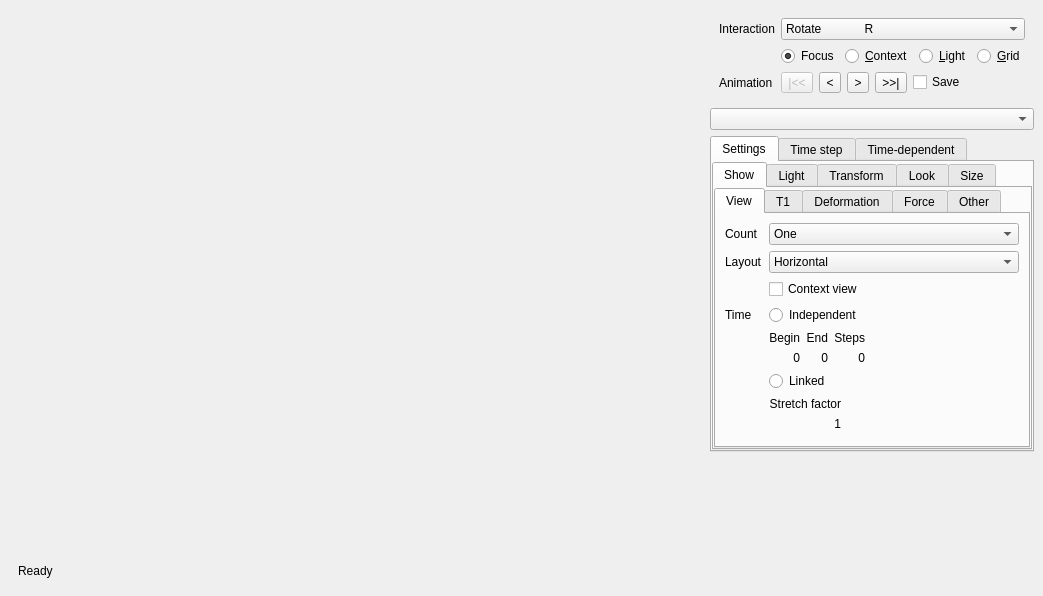
Qt form MainWindow.ui (danlipsa/foamvis) before a commit.
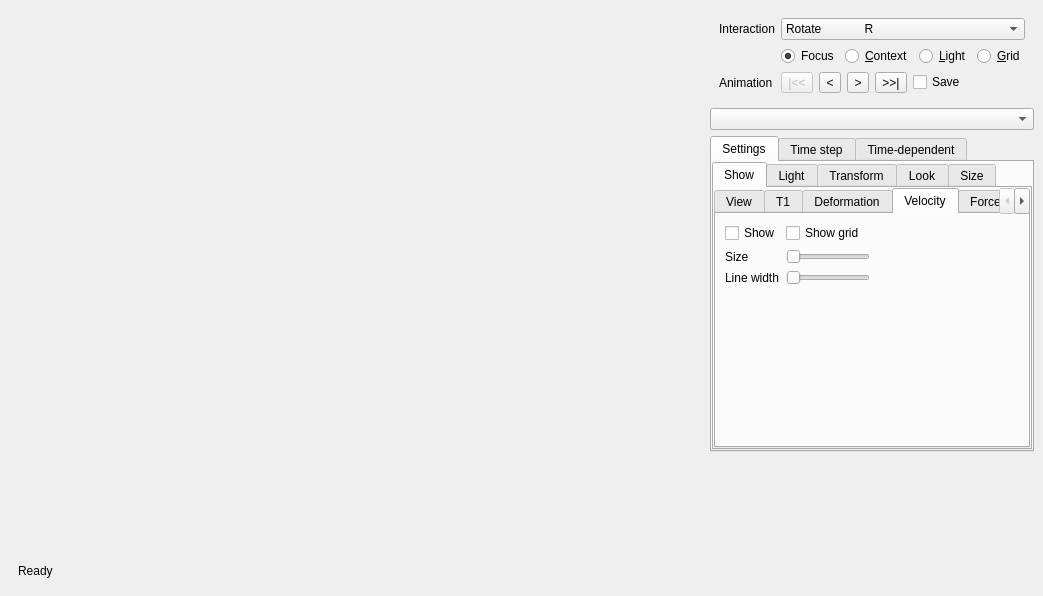
The same form after that commit. The open tabs and pages were chosen to show the change. Custom widgets are drawn as their Qt base class.

The edit to the form file:
```diff
--- a/MainWindow.ui
+++ b/MainWindow.ui
@@ -337,7 +337,7 @@
                <item>
                 <widget class="QTabWidget" name="tabWidgetShow">
                  <property name="currentIndex">
-                  <number>0</number>
+                  <number>3</number>
                  </property>
                  <widget class="QWidget" name="tabView">
                   <attribute name="title">
@@ -689,6 +689,64 @@
                    </item>
                   </layout>
                  </widget>
+                 <widget class="QWidget" name="tabVelocity">
+                  <attribute name="title">
+                   <string>Velocity</string>
+                  </attribute>
+                  <layout class="QFormLayout" name="formLayout_14">
+                   <property name="fieldGrowthPolicy">
+                    <enum>QFormLayout::FieldsStayAtSizeHint</enum>
+                   </property>
+                   <item row="0" column="0">
+                    <widget class="QCheckBox" name="checkBoxShowVelocity">
+                     <property name="text">
+                      <string>Show</string>
+                     </property>
+                    </widget>
+                   </item>
+                   <item row="0" column="1">
+                    <widget class="QCheckBox" name="checkBoxVelocityGrid">
+                     <property name="text">
+                      <string>Show grid</string>
+                     </property>
+                    </widget>
+                   </item>
+                   <item row="1" column="0">
+                    <widget class="QLabel" name="label_34">
+                     <property name="text">
+                      <string>Size</string>
+                     </property>
+                    </widget>
+                   </item>
+                   <item row="1" column="1">
+                    <widget class="QSlider" name="horizontalSliderVelocitySize">
+                     <property name="minimum">
+                      <number>0</number>
+                     </property>
+                     <property name="orientation">
+                      <enum>Qt::Horizontal</enum>
+                     </property>
+                    </widget>
+                   </item>
+                   <item row="2" column="0">
+                    <widget class="QLabel" name="label_33">
+                     <property name="text">
+                      <string>Line width</string>
+                     </property>
+                    </widget>
+                   </item>
+                   <item row="2" column="1">
+                    <widget class="QSlider" name="horizontalSliderVelocityLineWidth">
+                     <property name="value">
+                      <number>0</number>
+                     </property>
+                     <property name="orientation">
+                      <enum>Qt::Horizontal</enum>
+                     </property>
+                    </widget>
+                   </item>
+                  </layout>
+                 </widget>
                  <widget class="QWidget" name="tabForce">
                   <attribute name="title">
                    <string>Force</string>
```
Left out of the diff: 402 changed lines with no effect on the pictures.
